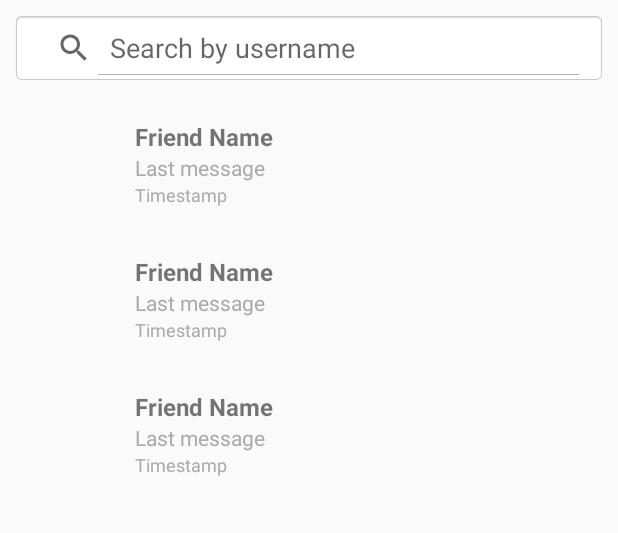
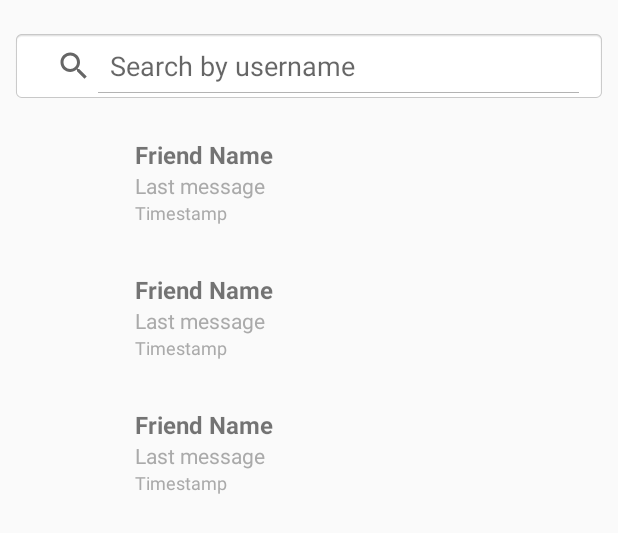
Before and after one commit to hungtd412/Chaspy, an Android app: the layout activity_conversations.xml on its own in the app's theme, with its tools: preview values and no code run, on a phone screen of 412 x 824 dp. Shown: the top 533 px of the screen. Run offline under Robolectric (Android 15) with nearby library versions, the phone set to English and light mode, and no system bars.

Commit message:
fix render fisrtName and lastName in conversations list

```diff
--- a/app/src/main/java/com/example/chaspy/data/service/ConversationFirebaseService.java
+++ b/app/src/main/java/com/example/chaspy/data/service/ConversationFirebaseService.java
@@ -124,8 +124,8 @@ public class ConversationFirebaseService {
                         @Override
                         public void onDataChange(@NonNull DataSnapshot userSnapshot) {
                             if (userSnapshot.exists()) {
-                                String firstName = userSnapshot.child("first_name").getValue(String.class);
-                                String lastName = userSnapshot.child("last_name").getValue(String.class);
+                                String firstName = userSnapshot.child("firstName").getValue(String.class);
+                                String lastName = userSnapshot.child("lastName").getValue(String.class);
                                 String friendUsername = firstName + " " + lastName;
                                 String profilePicUrl = userSnapshot.child("profilePicUrl").getValue(String.class);
 
--- a/app/src/main/res/layout/activity_conversations.xml
+++ b/app/src/main/res/layout/activity_conversations.xml
@@ -10,7 +10,10 @@
         android:id="@+id/searchView"
         android:layout_width="0dp"
         android:layout_height="wrap_content"
-        android:layout_margin="8dp"
+        android:layout_marginTop="20dp"
+        android:layout_marginStart="8dp"
+        android:layout_marginEnd="8dp"
+        android:layout_marginBottom="8dp"
         android:background="@android:drawable/editbox_background"
         android:iconifiedByDefault="false"
         android:focusable="false"
```
Also changed, not shown: app/src/main/AndroidManifest.xml (+5 -5 lines).
